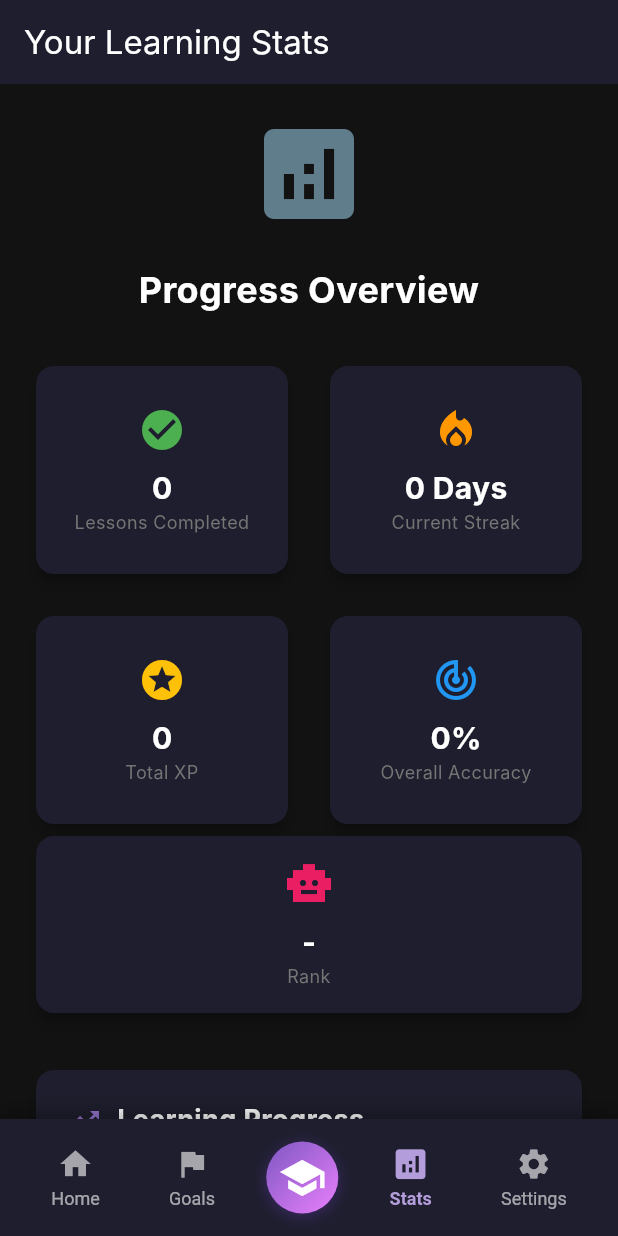
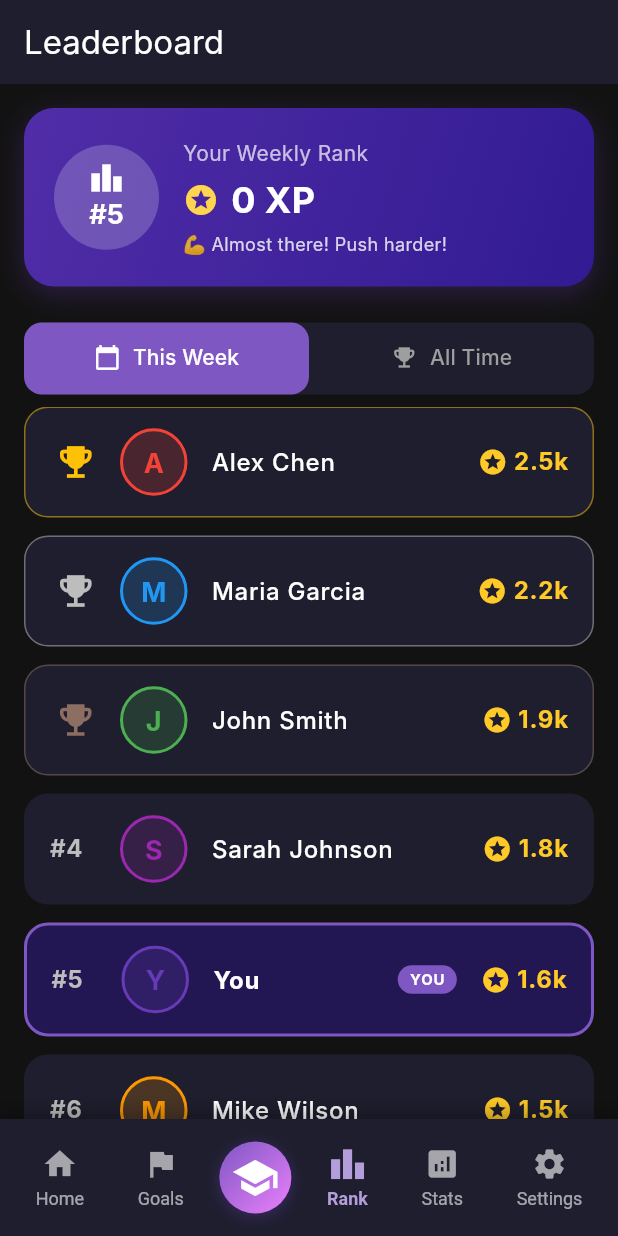
Before and after one commit to born71/edu-lingo, a Flutter app: the MainLayout screen opened by its route, item 4 of the bottom bar chosen, on a phone screen of 412 x 824 dp. Run offline on Flutter 3.47's test engine with Material 3 defaults, Android fonts, the phone set to English and light mode, and no system bars; our stand-ins replace firebase_auth, firebase_core, loading_animation_widget, shared_preferences; accounts and stored records are empty; network calls fail; Roboto replaces fonts that are missing (Inter).

Commit message:
add leaerborad

```diff
--- /dev/null
+++ b/lib/screens/leaderboard_screen.dart
@@ -0,0 +1,431 @@
+import 'package:flutter/material.dart';
+import 'package:provider/provider.dart';
+import '../providers/progress_provider.dart';
+
+class LeaderboardScreen extends StatelessWidget {
+  const LeaderboardScreen({super.key});
+
+  @override
+  Widget build(BuildContext context) {
+    return const LeaderboardScreenContent();
+  }
+}
+
+class LeaderboardScreenContent extends StatefulWidget {
+  const LeaderboardScreenContent({super.key});
+
+  @override
+  State<LeaderboardScreenContent> createState() => _LeaderboardScreenContentState();
+}
+
+class _LeaderboardScreenContentState extends State<LeaderboardScreenContent>
+    with SingleTickerProviderStateMixin {
+  late TabController _tabController;
+
+  // Mock leaderboard data - In production, this would come from an API
+  final List<LeaderboardEntry> _weeklyLeaderboard = [
+    LeaderboardEntry(rank: 1, name: 'Alex Chen', xp: 2450, avatarColor: Colors.red, isCurrentUser: false),
+    LeaderboardEntry(rank: 2, name: 'Maria Garcia', xp: 2180, avatarColor: Colors.blue, isCurrentUser: false),
+    LeaderboardEntry(rank: 3, name: 'John Smith', xp: 1950, avatarColor: Colors.green, isCurrentUser: false),
+    LeaderboardEntry(rank: 4, name: 'Sarah Johnson', xp: 1820, avatarColor: Colors.purple, isCurrentUser: false),
+    LeaderboardEntry(rank: 5, name: 'You', xp: 1650, avatarColor: Colors.deepPurple, isCurrentUser: true),
+    LeaderboardEntry(rank: 6, name: 'Mike Wilson', xp: 1540, avatarColor: Colors.orange, isCurrentUser: false),
+    LeaderboardEntry(rank: 7, name: 'Emma Davis', xp: 1380, avatarColor: Colors.teal, isCurrentUser: false),
+    LeaderboardEntry(rank: 8, name: 'David Lee', xp: 1220, avatarColor: Colors.pink, isCurrentUser: false),
+    LeaderboardEntry(rank: 9, name: 'Lisa Brown', xp: 1100, avatarColor: Colors.indigo, isCurrentUser: false),
+    LeaderboardEntry(rank: 10, name: 'Tom Anderson', xp: 980, avatarColor: Colors.cyan, isCurrentUser: false),
+  ];
+
+  final List<LeaderboardEntry> _allTimeLeaderboard = [
+    LeaderboardEntry(rank: 1, name: 'Maria Garcia', xp: 45200, avatarColor: Colors.blue, isCurrentUser: false),
+    LeaderboardEntry(rank: 2, name: 'Alex Chen', xp: 42800, avatarColor: Colors.red, isCurrentUser: false),
+    LeaderboardEntry(rank: 3, name: 'Sarah Johnson', xp: 38500, avatarColor: Colors.purple, isCurrentUser: false),
+    LeaderboardEntry(rank: 4, name: 'John Smith', xp: 35200, avatarColor: Colors.green, isCurrentUser: false),
+    LeaderboardEntry(rank: 5, name: 'Emma Davis', xp: 32100, avatarColor: Colors.teal, isCurrentUser: false),
+    LeaderboardEntry(rank: 6, name: 'Mike Wilson', xp: 28900, avatarColor: Colors.orange, isCurrentUser: false),
+    LeaderboardEntry(rank: 7, name: 'David Lee', xp: 25600, avatarColor: Colors.pink, isCurrentUser: false),
+    LeaderboardEntry(rank: 8, name: 'You', xp: 22400, avatarColor: Colors.deepPurple, isCurrentUser: true),
+    LeaderboardEntry(rank: 9, name: 'Lisa Brown', xp: 19800, avatarColor: Colors.indigo, isCurrentUser: false),
+    LeaderboardEntry(rank: 10, name: 'Tom Anderson', xp: 17500, avatarColor: Colors.cyan, isCurrentUser: false),
+  ];
+
+  @override
+  void initState() {
+    super.initState();
+    _tabController = TabController(length: 2, vsync: this);
+  }
+
+  @override
+  void dispose() {
+    _tabController.dispose();
+    super.dispose();
+  }
+
+  @override
+  Widget build(BuildContext context) {
+    return Consumer<ProgressProvider>(
+      builder: (context, progressProvider, child) {
+        // Update current user's XP in the leaderboard
+        final userXP = progressProvider.userProgress.totalXP;
+
+        return Column(
+          children: [
+            // Header with user's current rank
+            _buildUserRankHeader(userXP),
+
+            // Tab Bar
+            Container(
+              margin: const EdgeInsets.symmetric(horizontal: 16, vertical: 8),
+              decoration: BoxDecoration(
+                color: const Color(0xFF1E1E2E),
+                borderRadius: BorderRadius.circular(12),
+              ),
+              child: TabBar(
+                controller: _tabController,
+                indicator: BoxDecoration(
+                  color: Colors.deepPurple.shade400,
+                  borderRadius: BorderRadius.circular(12),
+                ),
+                indicatorSize: TabBarIndicatorSize.tab,
+                labelColor: Colors.white,
+                unselectedLabelColor: Colors.grey.shade500,
+                dividerColor: Colors.transparent,
+                tabs: const [
+                  Tab(
+                    child: Row(
+                      mainAxisAlignment: MainAxisAlignment.center,
+                      children: [
+                        Icon(Icons.calendar_today, size: 18),
+                        SizedBox(width: 8),
+                        Text('This Week'),
+                      ],
+                    ),
+                  ),
+                  Tab(
+                    child: Row(
+                      mainAxisAlignment: MainAxisAlignment.center,
+                      children: [
+                        Icon(Icons.emoji_events, size: 18),
+                        SizedBox(width: 8),
+                        Text('All Time'),
+                      ],
+                    ),
+                  ),
+                ],
+              ),
+            ),
+
+            // Leaderboard Content
+            Expanded(
+              child: TabBarView(
+                controller: _tabController,
+                children: [
+                  _buildLeaderboardList(_weeklyLeaderboard, userXP),
+                  _buildLeaderboardList(_allTimeLeaderboard, userXP),
+                ],
+              ),
+            ),
+          ],
+        );
+      },
+    );
+  }
+
+  Widget _buildUserRankHeader(int userXP) {
+    // Find user's rank in weekly leaderboard
+    int userRank = _weeklyLeaderboard.indexWhere((e) => e.isCurrentUser) + 1;
+
+    return Container(
+      margin: const EdgeInsets.all(16),
+      padding: const EdgeInsets.all(20),
+      decoration: BoxDecoration(
+        gradient: LinearGradient(
+          colors: [Colors.deepPurple.shade700, Colors.deepPurple.shade900],
+          begin: Alignment.topLeft,
+          end: Alignment.bottomRight,
+        ),
+        borderRadius: BorderRadius.circular(20),
+        boxShadow: [
+          BoxShadow(
+            color: Colors.deepPurple.withOpacity(0.3),
+            blurRadius: 15,
+            offset: const Offset(0, 5),
+          ),
+        ],
+      ),
+      child: Row(
+        children: [
+          // Rank Badge
+          Container(
+            width: 70,
+            height: 70,
+            decoration: BoxDecoration(
+              color: Colors.white.withOpacity(0.2),
+              shape: BoxShape.circle,
+            ),
+            child: Column(
+              mainAxisAlignment: MainAxisAlignment.center,
+              children: [
+                const Icon(Icons.leaderboard, color: Colors.white, size: 24),
+                Text(
+                  '#$userRank',
+                  style: const TextStyle(
+                    color: Colors.white,
+                    fontWeight: FontWeight.bold,
+                    fontSize: 18,
+                  ),
+                ),
+              ],
+            ),
+          ),
+          const SizedBox(width: 16),
+          // User Info
+          Expanded(
+            child: Column(
+              crossAxisAlignment: CrossAxisAlignment.start,
+              children: [
+                const Text(
+                  'Your Weekly Rank',
+                  style: TextStyle(
+                    color: Colors.white70,
+                    fontSize: 14,
+                  ),
+                ),
+                const SizedBox(height: 4),
+                Row(
+                  children: [
+                    Icon(Icons.stars, color: Colors.amber.shade300, size: 24),
+                    const SizedBox(width: 8),
+                    Text(
+                      '$userXP XP',
+                      style: const TextStyle(
+                        color: Colors.white,
+                        fontWeight: FontWeight.bold,
+                        fontSize: 24,
+                      ),
+                    ),
+                  ],
+                ),
+                const SizedBox(height: 4),
+                Text(
+                  _getMotivationalMessage(userRank),
+                  style: TextStyle(
+                    color: Colors.white.withOpacity(0.8),
+                    fontSize: 12,
+                  ),
+                ),
+              ],
+            ),
+          ),
+        ],
+      ),
+    );
+  }
+
+  String _getMotivationalMessage(int rank) {
+    if (rank == 1) return '🏆 You\'re the champion!';
+    if (rank <= 3) return '🔥 Amazing! Keep it up!';
+    if (rank <= 5) return '💪 Almost there! Push harder!';
+    if (rank <= 10) return '📈 Great progress this week!';
+    return '🚀 Keep learning to climb up!';
+  }
+
+  Widget _buildLeaderboardList(List<LeaderboardEntry> leaderboard, int userXP) {
+    return ListView.builder(
+      padding: const EdgeInsets.symmetric(horizontal: 16),
+      itemCount: leaderboard.length,
+      itemBuilder: (context, index) {
+        final entry = leaderboard[index];
+        return _buildLeaderboardItem(entry, index);
+      },
+    );
+  }
+
+  Widget _buildLeaderboardItem(LeaderboardEntry entry, int index) {
+    final isTopThree = entry.rank <= 3;
+
+    return TweenAnimationBuilder<double>(
+      tween: Tween(begin: 0.0, end: 1.0),
+      duration: Duration(milliseconds: 300 + (index * 50)),
+      curve: Curves.easeOutCubic,
+      builder: (context, value, child) {
+        return Transform.translate(
+          offset: Offset(0, 20 * (1 - value)),
+          child: Opacity(
+            opacity: value,
+            child: child,
+          ),
+        );
+      },
+      child: Container(
+        margin: const EdgeInsets.only(bottom: 12),
+        decoration: BoxDecoration(
+          color: entry.isCurrentUser
+              ? Colors.deepPurple.shade900.withOpacity(0.5)
+              : const Color(0xFF1E1E2E),
+          borderRadius: BorderRadius.circular(16),
+          border: Border.all(
+            color: entry.isCurrentUser
+                ? Colors.deepPurple.shade400
+                : isTopThree
+                    ? _getRankColor(entry.rank).withOpacity(0.5)
+                    : Colors.transparent,
+            width: entry.isCurrentUser ? 2 : 1,
+          ),
+        ),
+        child: ListTile(
+          contentPadding: const EdgeInsets.symmetric(horizontal: 16, vertical: 8),
+          leading: Row(
+            mainAxisSize: MainAxisSize.min,
+            children: [
+              // Rank
+              SizedBox(
+                width: 35,
+                child: isTopThree
+                    ? _buildRankBadge(entry.rank)
+                    : Text(
+                        '#${entry.rank}',
+                        style: TextStyle(
+                          color: Colors.grey.shade400,
+                          fontWeight: FontWeight.bold,
+                          fontSize: 16,
+                        ),
+                      ),
+              ),
+              const SizedBox(width: 12),
+              // Avatar
+              Container(
+                width: 45,
+                height: 45,
+                decoration: BoxDecoration(
+                  color: entry.avatarColor.withOpacity(0.2),
+                  shape: BoxShape.circle,
+                  border: Border.all(
+                    color: entry.avatarColor,
+                    width: 2,
+                  ),
+                ),
+                child: Center(
+                  child: Text(
+                    entry.name[0].toUpperCase(),
+                    style: TextStyle(
+                      color: entry.avatarColor,
+                      fontWeight: FontWeight.bold,
+                      fontSize: 18,
+                    ),
+                  ),
+                ),
+              ),
+            ],
+          ),
+          title: Row(
+            children: [
+              Expanded(
+                child: Text(
+                  entry.name,
+                  style: TextStyle(
+                    color: entry.isCurrentUser ? Colors.white : Colors.white,
+                    fontWeight: entry.isCurrentUser ? FontWeight.bold : FontWeight.w500,
+                    fontSize: 16,
+                  ),
+                ),
+              ),
+              if (entry.isCurrentUser)
+                Container(
+                  padding: const EdgeInsets.symmetric(horizontal: 8, vertical: 2),
+                  decoration: BoxDecoration(
+                    color: Colors.deepPurple.shade400,
+                    borderRadius: BorderRadius.circular(10),
+                  ),
+                  child: const Text(
+                    'YOU',
+                    style: TextStyle(
+                      color: Colors.white,
+                      fontSize: 10,
+                      fontWeight: FontWeight.bold,
+                    ),
+                  ),
+                ),
+            ],
+          ),
+          trailing: Row(
+            mainAxisSize: MainAxisSize.min,
+            children: [
+              Icon(Icons.stars, color: Colors.amber.shade400, size: 20),
+              const SizedBox(width: 4),
+              Text(
+                _formatXP(entry.xp),
+                style: TextStyle(
+                  color: Colors.amber.shade400,
+                  fontWeight: FontWeight.bold,
+                  fontSize: 16,
+                ),
+              ),
+            ],
+          ),
+        ),
+      ),
+    );
+  }
+
+  Widget _buildRankBadge(int rank) {
+    IconData icon;
+    Color color;
+
+    switch (rank) {
+      case 1:
+        icon = Icons.emoji_events;
+        color = Colors.amber;
+        break;
+      case 2:
+        icon = Icons.emoji_events;
+        color = Colors.grey.shade400;
+        break;
+      case 3:
+        icon = Icons.emoji_events;
+        color = Colors.brown.shade400;
+        break;
+      default:
+        icon = Icons.circle;
+        color = Colors.grey;
+    }
+
+    return Icon(icon, color: color, size: 28);
+  }
+
+  Color _getRankColor(int rank) {
+    switch (rank) {
+      case 1:
+        return Colors.amber;
+      case 2:
+        return Colors.grey.shade400;
+      case 3:
+        return Colors.brown.shade400;
+      default:
+        return Colors.transparent;
+    }
+  }
+
+  String _formatXP(int xp) {
+    if (xp >= 1000) {
+      return '${(xp / 1000).toStringAsFixed(1)}k';
+    }
+    return xp.toString();
+  }
+}
+
+class LeaderboardEntry {
+  final int rank;
+  final String name;
+  final int xp;
+  final Color avatarColor;
+  final bool isCurrentUser;
+
+  LeaderboardEntry({
+    required this.rank,
+    required this.name,
+    required this.xp,
+    required this.avatarColor,
+    required this.isCurrentUser,
+  });
+}
--- a/lib/widgets/main_layout.dart
+++ b/lib/widgets/main_layout.dart
@@ -4,6 +4,7 @@ import '../providers/progress_provider.dart';
 import '../models/lesson.dart';
 import '../screens/home_screen.dart';
 import '../screens/goals_screen.dart';
+import '../screens/leaderboard_screen.dart';
 import '../screens/stat_screen.dart';
 import '../screens/settings_screen.dart';
 
@@ -25,6 +26,7 @@ class _MainLayoutState extends State<MainLayout> with TickerProviderStateMixin {
   final List<Widget> _screens = [
     const HomeScreenContent(),
     const GoalsScreenContent(),
+    const LeaderboardScreenContent(),
     const StatsScreenContent(),
     const SettingsScreenContent(),
   ];
@@ -32,6 +34,7 @@ class _MainLayoutState extends State<MainLayout> with TickerProviderStateMixin {
   final List<String> _titles = [
     'Edulingo',
     'My Goals',
+    'Leaderboard',
     'Your Learning Stats',
     'Settings',
   ];
@@ -168,14 +171,19 @@ class _MainLayoutState extends State<MainLayout> with TickerProviderStateMixin {
               ),
             ),
             _buildNavItem(
+              icon: Icons.leaderboard,
+              label: 'Rank',
+              index: 2,
+            ),
+            _buildNavItem(
               icon: Icons.analytics,
               label: 'Stats',
-              index: 2,
+              index: 3,
             ),
             _buildNavItem(
               icon: Icons.settings,
               label: 'Settings',
-              index: 3,
+              index: 4,
             ),
           ],
         ),
```
Also changed, not shown: 3 other files.
